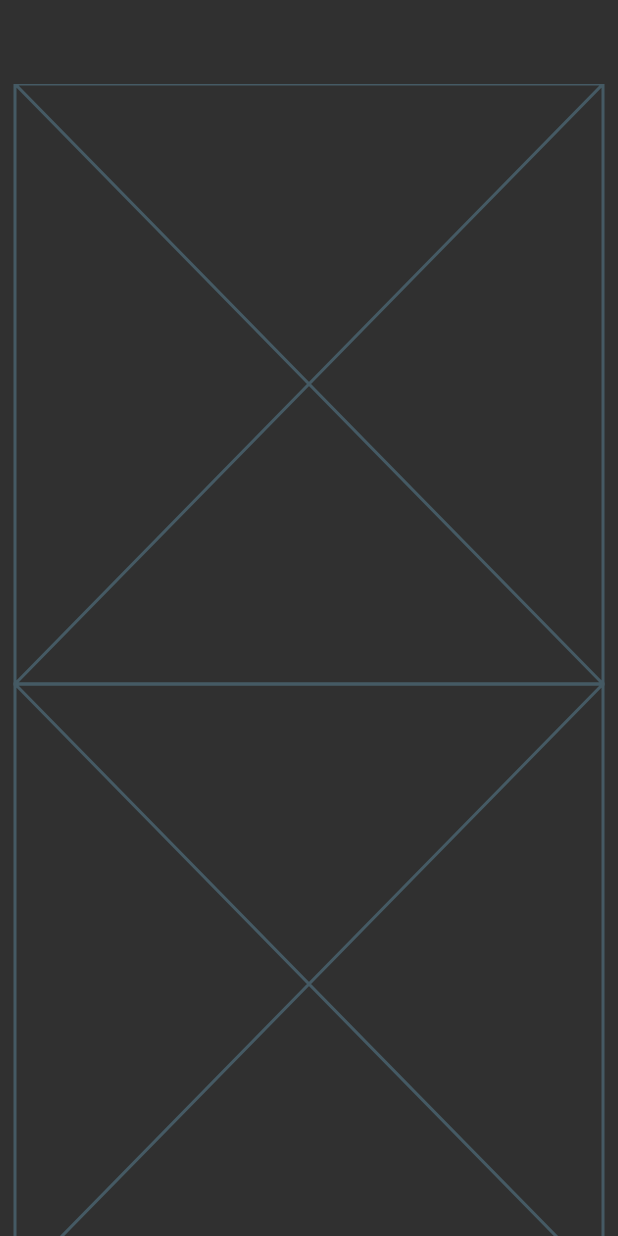
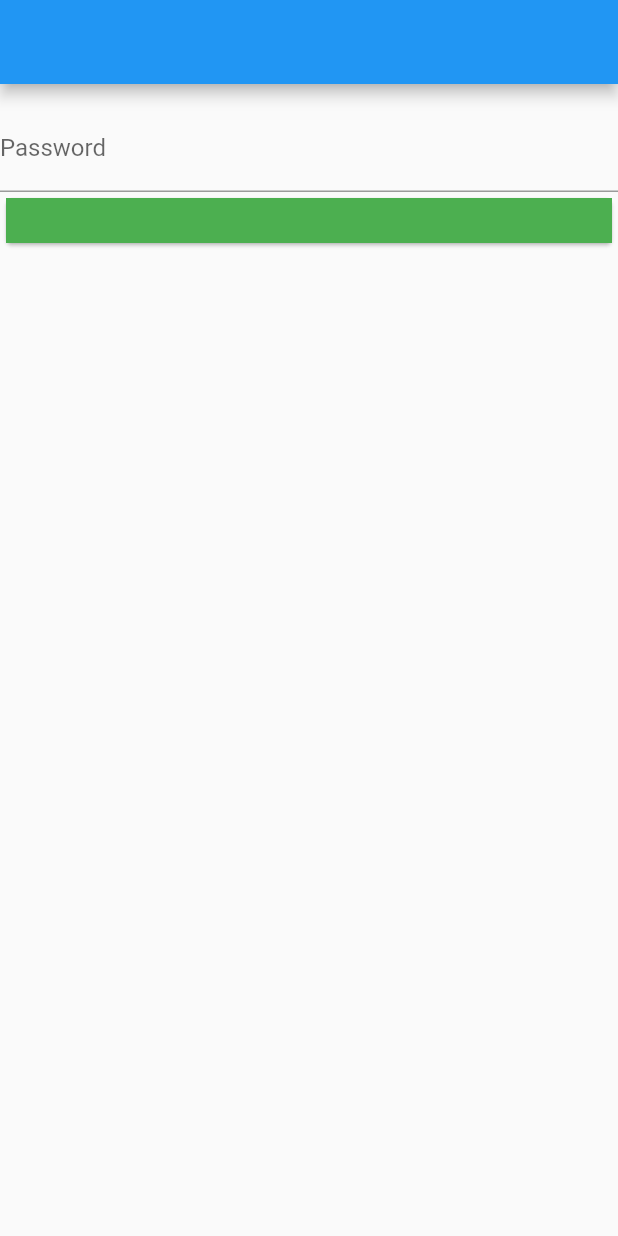
Before and after one commit to tolgahannkeles/flutter-exercises, a Flutter app: the screen it shows after launch, on a phone screen of 412 x 824 dp. Run offline on Flutter 3.47's test engine with Material 2 defaults, Android fonts, the phone set to English and light mode, and no system bars; our stand-ins replace dio, flutter_spinkit.

Commit message:
package, custom password textfield,

```diff
--- /dev/null
+++ b/lib/demos/password_textfield.dart
@@ -0,0 +1,43 @@
+import 'package:flutter/material.dart';
+
+class PasswordTextField extends StatefulWidget {
+  const PasswordTextField({super.key, this.controller});
+
+  final TextEditingController? controller;
+
+  @override
+  State<PasswordTextField> createState() => _PasswordTextFieldState();
+}
+
+class _PasswordTextFieldState extends State<PasswordTextField> {
+  bool _isHidden = true;
+  @override
+  Widget build(BuildContext context) {
+    return TextField(
+      controller: widget.controller,
+      autofillHints: const [AutofillHints.password],
+      keyboardType: TextInputType.visiblePassword,
+      obscureText: _isHidden,
+      obscuringCharacter: "?",
+      decoration: InputDecoration(
+        border: const UnderlineInputBorder(),
+        hintText: "Password",
+        suffix: IconButton(
+          onPressed: _changeVisibilty,
+          icon: AnimatedCrossFade(
+              firstChild: Icon(Icons.visibility_outlined),
+              secondChild: Icon(Icons.visibility_off_outlined),
+              crossFadeState:
+                  _isHidden ? CrossFadeState.showFirst : CrossFadeState.showSecond,
+              duration: Duration(milliseconds: 300)),
+        ),
+      ),
+    );
+  }
+
+  void _changeVisibilty() {
+    setState(() {
+      _isHidden = !_isHidden;
+    });
+  }
+}
--- a/lib/main.dart
+++ b/lib/main.dart
@@ -25,8 +25,11 @@ import 'package:exercise/202/tab_bar.dart';
 import 'package:exercise/demos/colors_demo.dart';
 import 'package:exercise/demos/colors_lifecycle_demo.dart';
 import 'package:exercise/demos/list_view_demo.dart';
+import 'package:exercise/theme/widget_size.dart';
 import 'package:flutter/material.dart';
 import 'package:flutter/services.dart';
+
+import '202/package.dart';
 
 void main() {
   runApp(const MainApp());
@@ -38,7 +41,15 @@ class MainApp extends StatelessWidget {
   @override
   Widget build(BuildContext context) {
     return MaterialApp(
-      theme: ThemeData.dark().copyWith(
+      theme: ThemeData.light().copyWith(),
+      debugShowCheckedModeBanner: false,
+      home: const WidgetSizeExercise(),
+    );
+  }
+}
+
+/*
+ThemeData.dark().copyWith(
         tabBarTheme: const TabBarTheme(
           labelColor: Colors.amber,
           unselectedLabelColor: Colors.green,
@@ -71,8 +82,5 @@ class MainApp extends StatelessWidget {
           actionsIconTheme: IconThemeData(color: Colors.amber),
         ),
       ),
-      debugShowCheckedModeBanner: false,
-      home: const ServiceUiGet(),
-    );
-  }
-}
+
+*/
--- /dev/null
+++ b/lib/theme/widget_size.dart
@@ -0,0 +1,45 @@
+import 'package:exercise/demos/password_textfield.dart';
+import 'package:flutter/material.dart';
+
+class WidgetSizeExercise extends StatefulWidget {
+  const WidgetSizeExercise({Key? key}) : super(key: key);
+
+  @override
+  _WidgetSizeExerciseState createState() => _WidgetSizeExerciseState();
+}
+
+class _WidgetSizeExerciseState extends State<WidgetSizeExercise> {
+  @override
+  Widget build(BuildContext context) {
+    return Scaffold(
+      appBar: AppBar(),
+      body: Column(
+        children: [
+          PasswordTextField(),
+          Card(
+            child: Container(
+              height: WidgetSizes.normalCardHeight.value(),
+              color: Colors.green,
+            ),
+          ),
+        ],
+      ),
+    );
+  }
+}
+
+enum WidgetSizes {
+  normalCardHeight,
+  circleProfileWidht,
+}
+
+extension WidgetSizeExtension on WidgetSizes {
+  double value() {
+    switch (this) {
+      case WidgetSizes.normalCardHeight:
+        return 30;
+      case WidgetSizes.circleProfileWidht:
+        return 50;
+    }
+  }
+}
--- a/pubspec.yaml
+++ b/pubspec.yaml
@@ -12,6 +12,9 @@ dependencies:
 
   dio: ^5.3.2
 
+  # Animation
+  flutter_spinkit: ^5.2.0
+
 dev_dependencies:
   flutter_test:
     sdk: flutter
```
Also changed, not shown: lib/202/package.dart (added, +24 -0 lines), lib/theme/light_theme.dart (added, +14 -0 lines), pubspec.lock.
